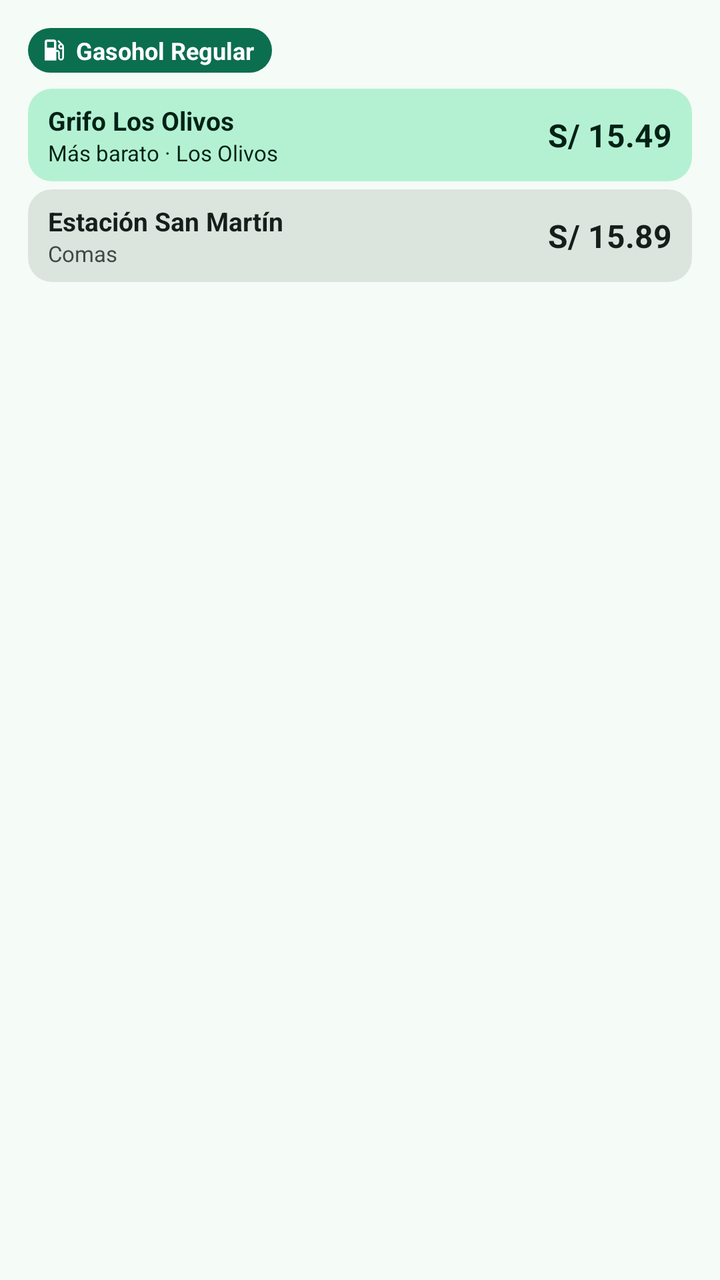
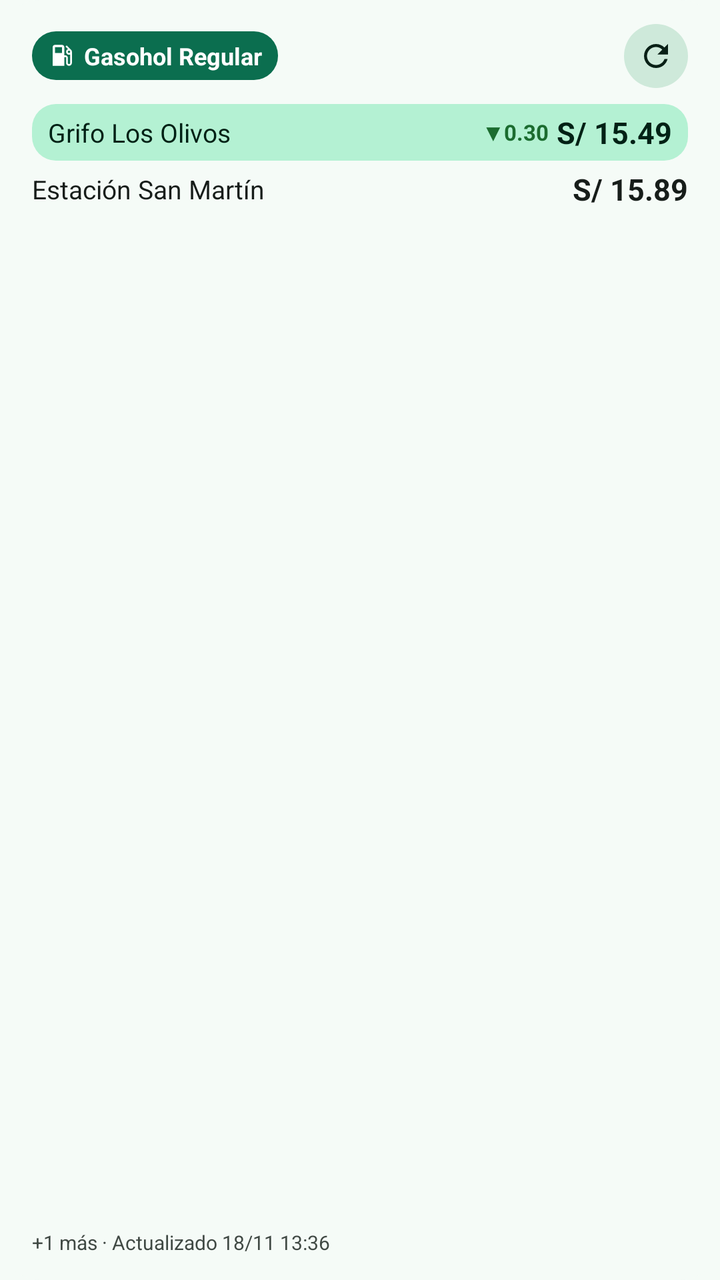

Two renders of the same Android screen: before a commit and after it. Below are the layout's source before the change and the commit's diff.
<!-- AndroidManifest.xml: application theme Theme.CombustibleHoy -->
<!-- res/layout/widget_preview.xml -->
<?xml version="1.0" encoding="utf-8"?>
<LinearLayout xmlns:android="http://schemas.android.com/apk/res/android"
    android:layout_width="match_parent"
    android:layout_height="match_parent"
    android:background="@drawable/widget_background"
    android:orientation="vertical"
    android:padding="14dp">

    <LinearLayout
        android:layout_width="wrap_content"
        android:layout_height="wrap_content"
        android:background="@drawable/widget_preview_badge"
        android:gravity="center_vertical"
        android:orientation="horizontal"
        android:paddingStart="6dp"
        android:paddingTop="3dp"
        android:paddingEnd="9dp"
        android:paddingBottom="3dp">

        <ImageView
            android:layout_width="14dp"
            android:layout_height="14dp"
            android:importantForAccessibility="no"
            android:src="@drawable/ic_fuel"
            android:tint="@color/widget_on_primary" />

        <TextView
            android:layout_width="wrap_content"
            android:layout_height="wrap_content"
            android:layout_marginStart="4dp"
            android:text="Gasohol Regular"
            android:textColor="@color/widget_on_primary"
            android:textSize="12sp"
            android:textStyle="bold" />
    </LinearLayout>

    <LinearLayout
        android:layout_width="match_parent"
        android:layout_height="wrap_content"
        android:layout_marginTop="8dp"
        android:background="@drawable/widget_preview_best"
        android:gravity="center_vertical"
        android:orientation="horizontal"
        android:paddingStart="10dp"
        android:paddingTop="7dp"
        android:paddingEnd="10dp"
        android:paddingBottom="7dp">

        <LinearLayout
            android:layout_width="0dp"
            android:layout_height="wrap_content"
            android:layout_weight="1"
            android:orientation="vertical">

            <TextView
                android:layout_width="wrap_content"
                android:layout_height="wrap_content"
                android:maxLines="1"
                android:text="Grifo Los Olivos"
                android:textColor="@color/widget_on_best"
                android:textSize="13sp"
                android:textStyle="bold" />

            <TextView
                android:layout_width="wrap_content"
                android:layout_height="wrap_content"
                android:maxLines="1"
                android:text="Más barato · Los Olivos"
                android:textColor="@color/widget_on_best"
                android:textSize="11sp" />
        </LinearLayout>

        <TextView
            android:layout_width="wrap_content"
            android:layout_height="wrap_content"
            android:text="S/ 15.49"
            android:textColor="@color/widget_on_best"
            android:textSize="16sp"
            android:textStyle="bold" />
    </LinearLayout>

    <LinearLayout
        android:layout_width="match_parent"
        android:layout_height="wrap_content"
        android:layout_marginTop="4dp"
        android:background="@drawable/widget_preview_row"
        android:gravity="center_vertical"
        android:orientation="horizontal"
        android:paddingStart="10dp"
        android:paddingTop="7dp"
        android:paddingEnd="10dp"
        android:paddingBottom="7dp">

        <LinearLayout
            android:layout_width="0dp"
            android:layout_height="wrap_content"
            android:layout_weight="1"
            android:orientation="vertical">

            <TextView
                android:layout_width="wrap_content"
                android:layout_height="wrap_content"
                android:maxLines="1"
                android:text="Estación San Martín"
                android:textColor="@color/widget_text"
                android:textSize="13sp"
                android:textStyle="bold" />

            <TextView
                android:layout_width="wrap_content"
                android:layout_height="wrap_content"
                android:maxLines="1"
                android:text="Comas"
                android:textColor="@color/widget_text_variant"
                android:textSize="11sp" />
        </LinearLayout>

        <TextView
            android:layout_width="wrap_content"
            android:layout_height="wrap_content"
            android:text="S/ 15.89"
            android:textColor="@color/widget_text"
            android:textSize="16sp"
            android:textStyle="bold" />
    </LinearLayout>
</LinearLayout>
<!-- resources referenced by this layout -->
<resources>
  <color name="widget_on_best">#FF002115</color>
  <color name="widget_on_primary">#FFFFFFFF</color>
  <color name="widget_text">#FF171D1A</color>
  <color name="widget_text_variant">#FF404944</color>
  <!-- drawable ic_fuel (drawable) -->
  <vector xmlns:android="http://schemas.android.com/apk/res/android"
      android:width="24dp" android:height="24dp"
      android:viewportWidth="24" android:viewportHeight="24">
      <path android:fillColor="#FFFFFFFF"
          android:pathData="M19.77,7.23l0.01,-0.01 -3.72,-3.72L15,4.56l2.11,2.11C16.17,7.03 15.5,7.93 15.5,9c0,1.38 1.12,2.5 2.5,2.5 0.36,0 0.69,-0.08 1,-0.21v7.21c0,0.55 -0.45,1 -1,1s-1,-0.45 -1,-1L17,14c0,-1.1 -0.9,-2 -2,-2h-1L14,5c0,-1.1 -0.9,-2 -2,-2L6,3c-1.1,0 -2,0.9 -2,2v16h10v-7.5h1.5v5c0,1.38 1.12,2.5 2.5,2.5s2.5,-1.12 2.5,-2.5L20.5,9c0,-0.69 -0.28,-1.32 -0.73,-1.77zM12,10L6,10L6,5h6v5zM18,10c-0.55,0 -1,-0.45 -1,-1s0.45,-1 1,-1 1,0.45 1,1 -0.45,1 -1,1z" />
  </vector>
  <!-- drawable widget_background (drawable) -->
  <?xml version="1.0" encoding="utf-8"?>
  <shape xmlns:android="http://schemas.android.com/apk/res/android" android:shape="rectangle">
      <solid android:color="@color/widget_background" />
      <corners android:radius="20dp" />
  </shape>
  <!-- drawable widget_preview_badge (drawable) -->
  <?xml version="1.0" encoding="utf-8"?>
  <shape xmlns:android="http://schemas.android.com/apk/res/android" android:shape="rectangle">
      <solid android:color="@color/widget_primary" />
      <corners android:radius="12dp" />
  </shape>
  <!-- drawable widget_preview_best (drawable) -->
  <?xml version="1.0" encoding="utf-8"?>
  <shape xmlns:android="http://schemas.android.com/apk/res/android" android:shape="rectangle">
      <solid android:color="@color/widget_best" />
      <corners android:radius="12dp" />
  </shape>
  <!-- drawable widget_preview_row (drawable) -->
  <?xml version="1.0" encoding="utf-8"?>
  <shape xmlns:android="http://schemas.android.com/apk/res/android" android:shape="rectangle">
      <solid android:color="@color/widget_row" />
      <corners android:radius="12dp" />
  </shape>
  <style name="Theme.CombustibleHoy" parent="android:Theme.Material.Light.NoActionBar">
          <item name="android:windowBackground">@color/window_background</item>
          <item name="android:statusBarColor">@android:color/transparent</item>
          <item name="android:navigationBarColor">@android:color/transparent</item>
      </style>
  <color name="widget_background">#FFF5FBF7</color>
  <color name="widget_primary">#FF0B6E4F</color>
  <color name="widget_best">#FFB4F1D3</color>
  <color name="widget_row">#FFDBE5DE</color>
  <color name="window_background">#FFF5FBF7</color>
</resources>

<!-- the commit's change to res/layout/widget_preview.xml (unified diff, before → after) -->
@@ -4,36 +4,67 @@
     android:layout_height="match_parent"
     android:background="@drawable/widget_background"
     android:orientation="vertical"
-    android:padding="14dp">
+    android:paddingStart="16dp"
+    android:paddingTop="12dp"
+    android:paddingEnd="16dp"
+    android:paddingBottom="12dp">
 
+    
     <LinearLayout
-        android:layout_width="wrap_content"
+        android:layout_width="match_parent"
         android:layout_height="wrap_content"
-        android:background="@drawable/widget_preview_badge"
         android:gravity="center_vertical"
-        android:orientation="horizontal"
-        android:paddingStart="6dp"
-        android:paddingTop="3dp"
-        android:paddingEnd="9dp"
-        android:paddingBottom="3dp">
+        android:orientation="horizontal">
 
-        <ImageView
-            android:layout_width="14dp"
-            android:layout_height="14dp"
-            android:importantForAccessibility="no"
-            android:src="@drawable/ic_fuel"
-            android:tint="@color/widget_on_primary" />
-
-        <TextView
+        <LinearLayout
             android:layout_width="wrap_content"
             android:layout_height="wrap_content"
-            android:layout_marginStart="4dp"
-            android:text="Gasohol Regular"
-            android:textColor="@color/widget_on_primary"
-            android:textSize="12sp"
-            android:textStyle="bold" />
+            android:background="@drawable/widget_preview_badge"
+            android:gravity="center_vertical"
+            android:orientation="horizontal"
+            android:paddingStart="8dp"
+            android:paddingTop="4dp"
+            android:paddingEnd="8dp"
+            android:paddingBottom="4dp">
+
+            <ImageView
+                android:layout_width="14dp"
+                android:layout_height="14dp"
+                android:importantForAccessibility="no"
+                android:src="@drawable/ic_fuel"
+                android:tint="@color/widget_on_primary" />
+
+            <TextView
+                android:layout_width="wrap_content"
+                android:layout_height="wrap_content"
+                android:layout_marginStart="4dp"
+                android:text="Gasohol Regular"
+                android:textColor="@color/widget_on_primary"
+                android:textSize="12sp"
+                android:textStyle="bold" />
+        </LinearLayout>
+
+        <View
+            android:layout_width="0dp"
+            android:layout_height="1dp"
+            android:layout_weight="1" />
+
+        <FrameLayout
+            android:layout_width="32dp"
+            android:layout_height="32dp"
+            android:background="@drawable/widget_preview_refresh">
+
+            <ImageView
+                android:layout_width="18dp"
+                android:layout_height="18dp"
+                android:layout_gravity="center"
+                android:importantForAccessibility="no"
+                android:src="@drawable/ic_refresh"
+                android:tint="@color/widget_on_refresh" />
+        </FrameLayout>
     </LinearLayout>
 
+    
     <LinearLayout
         android:layout_width="match_parent"
         android:layout_height="wrap_content"
@@ -41,86 +72,77 @@
         android:background="@drawable/widget_preview_best"
         android:gravity="center_vertical"
         android:orientation="horizontal"
-        android:paddingStart="10dp"
-        android:paddingTop="7dp"
-        android:paddingEnd="10dp"
-        android:paddingBottom="7dp">
+        android:paddingStart="8dp"
+        android:paddingTop="4dp"
+        android:paddingEnd="8dp"
+        android:paddingBottom="4dp">
 
-        <LinearLayout
+        <TextView
             android:layout_width="0dp"
             android:layout_height="wrap_content"
             android:layout_weight="1"
-            android:orientation="vertical">
-
-            <TextView
-                android:layout_width="wrap_content"
-                android:layout_height="wrap_content"
-                android:maxLines="1"
-                android:text="Grifo Los Olivos"
-                android:textColor="@color/widget_on_best"
-                android:textSize="13sp"
-                android:textStyle="bold" />
-
-            <TextView
-                android:layout_width="wrap_content"
-                android:layout_height="wrap_content"
-                android:maxLines="1"
-                android:text="Más barato · Los Olivos"
-                android:textColor="@color/widget_on_best"
-                android:textSize="11sp" />
-        </LinearLayout>
+            android:maxLines="1"
+            android:text="Grifo Los Olivos"
+            android:textColor="@color/widget_on_best"
+            android:textSize="13sp" />
 
         <TextView
             android:layout_width="wrap_content"
             android:layout_height="wrap_content"
-            android:text="S/ 15.49"
-            android:textColor="@color/widget_on_best"
-            android:textSize="16sp"
+            android:layout_marginStart="8dp"
+            android:text="▼0.30"
+            android:textColor="@color/widget_down"
+            android:textSize="11sp"
             android:textStyle="bold" />
-    </LinearLayout>
-
-    <LinearLayout
-        android:layout_width="match_parent"
-        android:layout_height="wrap_content"
-        android:layout_marginTop="4dp"
-        android:background="@drawable/widget_preview_row"
-        android:gravity="center_vertical"
-        android:orientation="horizontal"
-        android:paddingStart="10dp"
-        android:paddingTop="7dp"
-        android:paddingEnd="10dp"
-        android:paddingBottom="7dp">
-
-        <LinearLayout
-            android:layout_width="0dp"
-            android:layout_height="wrap_content"
-            android:layout_weight="1"
-            android:orientation="vertical">
-
-            <TextView
-                android:layout_width="wrap_content"
-                android:layout_height="wrap_content"
-                android:maxLines="1"
-                android:text="Estación San Martín"
-                android:textColor="@color/widget_text"
-                android:textSize="13sp"
-                android:textStyle="bold" />
-
-            <TextView
-                android:layout_width="wrap_content"
-                android:layout_height="wrap_content"
-                android:maxLines="1"
-                android:text="Comas"
-                android:textColor="@color/widget_text_variant"
-                android:textSize="11sp" />
-        </LinearLayout>
 
         <TextView
             android:layout_width="wrap_content"
             android:layout_height="wrap_content"
+            android:layout_marginStart="4dp"
+            android:text="S/ 15.49"
+            android:textColor="@color/widget_on_best"
+            android:textSize="15sp"
+            android:textStyle="bold" />
+    </LinearLayout>
+
+    
+    <LinearLayout
+        android:layout_width="match_parent"
+        android:layout_height="wrap_content"
+        android:gravity="center_vertical"
+        android:orientation="horizontal"
+        android:paddingTop="4dp"
+        android:paddingBottom="4dp">
+
+        <TextView
+            android:layout_width="0dp"
+            android:layout_height="wrap_content"
+            android:layout_weight="1"
+            android:maxLines="1"
+            android:text="Estación San Martín"
+            android:textColor="@color/widget_text"
+            android:textSize="13sp" />
+
+        <TextView
+            android:layout_width="wrap_content"
+            android:layout_height="wrap_content"
+            android:layout_marginStart="8dp"
             android:text="S/ 15.89"
             android:textColor="@color/widget_text"
-            android:textSize="16sp"
+            android:textSize="15sp"
             android:textStyle="bold" />
     </LinearLayout>
+
+    <View
+        android:layout_width="match_parent"
+        android:layout_height="0dp"
+        android:layout_weight="1" />
+
+    <TextView
+        android:layout_width="wrap_content"
+        android:layout_height="wrap_content"
+        android:maxLines="1"
+        android:text="+1 más · Actualizado 18/11 13:36"
+        android:textColor="@color/widget_text_variant"
+        android:textSize="10sp" />
 </LinearLayout>
<!-- resource entries referenced after the edit -->
@@ -1,7 +1,9 @@
 <!-- resources referenced by this layout -->
 <resources>
+  <color name="widget_down">#FF1B6C2F</color>
   <color name="widget_on_best">#FF002115</color>
   <color name="widget_on_primary">#FFFFFFFF</color>
+  <color name="widget_on_refresh">#FF092016</color>
   <color name="widget_text">#FF171D1A</color>
   <color name="widget_text_variant">#FF404944</color>
   <!-- drawable ic_fuel (drawable) -->
@@ -10,6 +12,13 @@
       android:viewportWidth="24" android:viewportHeight="24">
       <path android:fillColor="#FFFFFFFF"
           android:pathData="M19.77,7.23l0.01,-0.01 -3.72,-3.72L15,4.56l2.11,2.11C16.17,7.03 15.5,7.93 15.5,9c0,1.38 1.12,2.5 2.5,2.5 0.36,0 0.69,-0.08 1,-0.21v7.21c0,0.55 -0.45,1 -1,1s-1,-0.45 -1,-1L17,14c0,-1.1 -0.9,-2 -2,-2h-1L14,5c0,-1.1 -0.9,-2 -2,-2L6,3c-1.1,0 -2,0.9 -2,2v16h10v-7.5h1.5v5c0,1.38 1.12,2.5 2.5,2.5s2.5,-1.12 2.5,-2.5L20.5,9c0,-0.69 -0.28,-1.32 -0.73,-1.77zM12,10L6,10L6,5h6v5zM18,10c-0.55,0 -1,-0.45 -1,-1s0.45,-1 1,-1 1,0.45 1,1 -0.45,1 -1,1z" />
+  </vector>
+  <!-- drawable ic_refresh (drawable) -->
+  <vector xmlns:android="http://schemas.android.com/apk/res/android"
+      android:width="24dp" android:height="24dp"
+      android:viewportWidth="24" android:viewportHeight="24">
+      <path android:fillColor="#FF000000"
+          android:pathData="M17.65,6.35C16.2,4.9 14.21,4 12,4c-4.42,0 -7.99,3.58 -7.99,8s3.57,8 7.99,8c3.73,0 6.84,-2.55 7.73,-6h-2.08c-0.82,2.33 -3.04,4 -5.65,4 -3.31,0 -6,-2.69 -6,-6s2.69,-6 6,-6c1.66,0 3.14,0.69 4.22,1.78L13,11h7V4l-2.35,2.35z" />
   </vector>
   <!-- drawable widget_background (drawable) -->
   <?xml version="1.0" encoding="utf-8"?>
@@ -29,11 +38,10 @@
       <solid android:color="@color/widget_best" />
       <corners android:radius="12dp" />
   </shape>
-  <!-- drawable widget_preview_row (drawable) -->
+  <!-- drawable widget_preview_refresh (drawable) -->
   <?xml version="1.0" encoding="utf-8"?>
-  <shape xmlns:android="http://schemas.android.com/apk/res/android" android:shape="rectangle">
-      <solid android:color="@color/widget_row" />
-      <corners android:radius="12dp" />
+  <shape xmlns:android="http://schemas.android.com/apk/res/android" android:shape="oval">
+      <solid android:color="@color/widget_refresh" />
   </shape>
   <style name="Theme.CombustibleHoy" parent="android:Theme.Material.Light.NoActionBar">
           <item name="android:windowBackground">@color/window_background</item>
@@ -43,7 +51,7 @@
   <color name="widget_background">#FFF5FBF7</color>
   <color name="widget_primary">#FF0B6E4F</color>
   <color name="widget_best">#FFB4F1D3</color>
-  <color name="widget_row">#FFDBE5DE</color>
+  <color name="widget_refresh">#FFCEE9DA</color>
   <color name="window_background">#FFF5FBF7</color>
 </resources>
 
